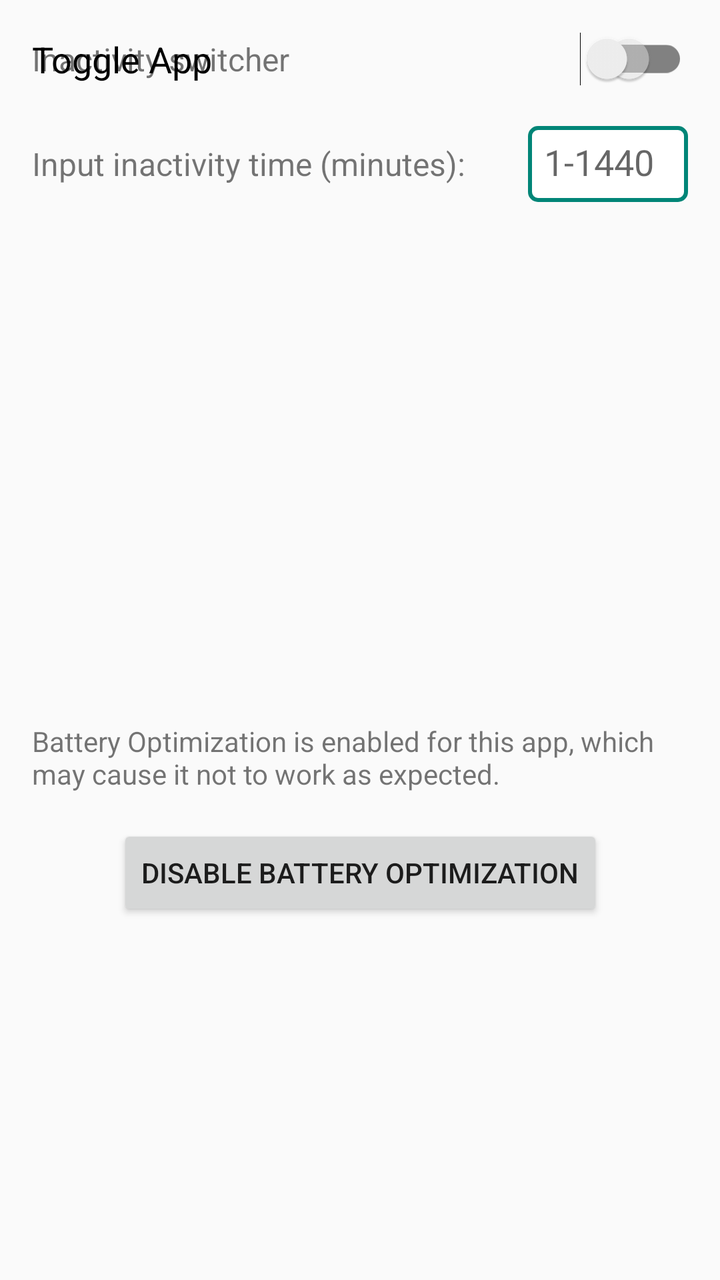
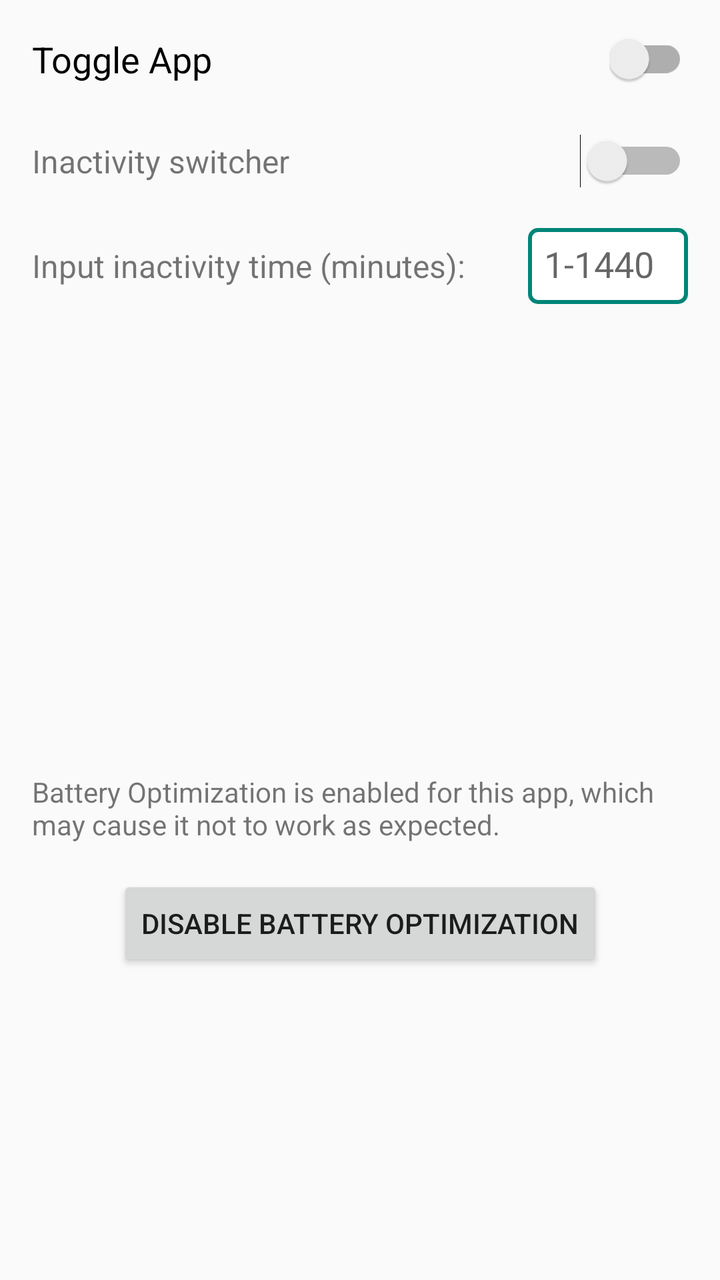

Screens rendered from an Android XML layout before and after an edit, with the pre-edit source and the edit as a unified diff.
<!-- AndroidManifest.xml: application theme AppTheme -->
<!-- res/layout/activity_main.xml -->
<?xml version="1.0" encoding="utf-8"?>
<androidx.constraintlayout.widget.ConstraintLayout 
    xmlns:android="http://schemas.android.com/apk/res/android"
    xmlns:app="http://schemas.android.com/apk/res-auto"
    xmlns:tools="http://schemas.android.com/tools"
    android:layout_width="match_parent"
    android:layout_height="match_parent"
    tools:context=".MainActivity">
    
    
    <LinearLayout
        android:id="@+id/masterSwitchContainer"
        android:layout_width="match_parent"
        android:layout_height="wrap_content"
        android:orientation="horizontal"
        android:padding="16dp"
        android:gravity="center_vertical"
        app:layout_constraintTop_toTopOf="parent"
        app:layout_constraintLeft_toLeftOf="parent"
        app:layout_constraintRight_toRightOf="parent">

        <TextView
            android:layout_width="0dp"
            android:layout_height="wrap_content"
            android:layout_weight="1"
            android:text="@string/toggle_app"
            android:textSize="18sp"
            android:textColor="@android:color/black" />

        <androidx.appcompat.widget.SwitchCompat
            android:id="@+id/master_switch"
            android:layout_width="wrap_content"
            android:layout_height="wrap_content"
            android:theme="@style/Theme.AppCompat.Light" />
    </LinearLayout>

    
    <LinearLayout
        android:id="@+id/inactivityHeaderContainer"
        android:layout_width="match_parent"
        android:layout_height="wrap_content"
        android:orientation="horizontal"
        android:gravity="center_vertical"
        android:paddingStart="16dp"
        android:paddingEnd="16dp"
        android:layout_marginTop="16dp"
        app:layout_constraintTop_toTopOf="parent"
        app:layout_constraintLeft_toLeftOf="parent"
        app:layout_constraintRight_toRightOf="parent">

        
        <TextView
            android:id="@+id/inactivityLabel"
            android:layout_width="0dp"
            android:layout_height="wrap_content"
            android:layout_weight="1"
            android:text="@string/inactivitySwitchLabel"
            android:textSize="16sp" />

        
        <Switch
            android:id="@+id/inactivitySwitch"
            android:layout_width="wrap_content"
            android:layout_height="wrap_content"
            android:theme="@style/SwitchTheme"
            android:layout_marginStart="12dp" />
    </LinearLayout>

    
    <LinearLayout
        android:id="@+id/inactivityContainer"
        android:layout_width="match_parent"
        android:layout_height="wrap_content"
        android:orientation="horizontal"
        android:gravity="center_vertical"
        android:paddingStart="16dp"
        android:paddingEnd="16dp"
        android:layout_marginTop="20dp"
        app:layout_constraintTop_toBottomOf="@+id/inactivityHeaderContainer"
        app:layout_constraintLeft_toLeftOf="parent"
        app:layout_constraintRight_toRightOf="parent">

        
        <TextView
            android:id="@+id/inactivityInputLabel"
            android:layout_width="0dp"
            android:layout_height="wrap_content"
            android:layout_weight="1"
            android:text="@string/inactivityInputLabel"
            android:textSize="16sp" />

        
        <EditText
            android:id="@+id/inactivityTimeInput"
            android:layout_width="80dp"
            android:layout_height="38dp"
            android:inputType="number"
            android:hint="@string/inactivityHint"
            android:textAlignment="center"
            android:enabled="false"
            android:background="@drawable/edittext_border"
            android:paddingStart="8dp"
            android:paddingEnd="8dp"
            android:layout_marginStart="12dp" />
    </LinearLayout>

    
    <View
        android:id="@+id/spacer"
        android:layout_width="0dp"
        android:layout_height="16dp"
        app:layout_constraintTop_toBottomOf="@+id/inactivityContainer"
        app:layout_constraintLeft_toLeftOf="parent"
        app:layout_constraintRight_toRightOf="parent" />

    
    <TextView
        android:id="@+id/WelcomeText"
        android:layout_width="wrap_content"
        android:layout_height="wrap_content"
        android:text="@string/WelcomeText"
        android:visibility="gone"
        app:layout_constraintBottom_toBottomOf="parent"
        app:layout_constraintLeft_toLeftOf="parent"
        app:layout_constraintRight_toRightOf="parent"
        app:layout_constraintTop_toTopOf="parent" />

    
    <TextView
        android:id="@+id/batteryOptimizationText"
        android:layout_width="0dp"
        android:layout_height="wrap_content"
        android:text="@string/batteryOptimizationText"
        android:textAlignment="center"
        android:padding="16sp"
        app:layout_constraintBottom_toBottomOf="parent"
        app:layout_constraintLeft_toLeftOf="parent"
        app:layout_constraintRight_toRightOf="parent"
        app:layout_constraintTop_toBottomOf="@+id/spacer" />

    
    <Button
        android:id="@+id/batteryOptimizationButton"
        android:layout_width="wrap_content"
        android:layout_height="wrap_content"
        android:text="@string/batteryOptimizationButton"
        android:onClick="disableBatteryOptimization"
        app:layout_constraintLeft_toLeftOf="parent"
        app:layout_constraintRight_toRightOf="parent"
        app:layout_constraintTop_toBottomOf="@+id/batteryOptimizationText" />

</androidx.constraintlayout.widget.ConstraintLayout>
<!-- resources referenced by this layout -->
<resources>
  <!-- drawable edittext_border (drawable) -->
  <?xml version="1.0" encoding="utf-8"?>
  <shape xmlns:android="http://schemas.android.com/apk/res/android"
      android:shape="rectangle">
      <solid android:color="#FFFFFF" />
      <stroke
          android:width="2dp"
          android:color="#008577" />
      <corners android:radius="4dp" />
      <padding
          android:left="8dp"
          android:right="8dp"
          android:top="8dp"
          android:bottom="8dp" />
  </shape>
  <string name="WelcomeText">Nothing to configure! Bluetooth will turn off automatically.</string>
  <string name="batteryOptimizationButton">Disable Battery Optimization</string>
  <string name="batteryOptimizationText">Battery Optimization is enabled for this app, which may cause it not to work as expected.</string>
  <string name="inactivityHint">1-1440</string>
  <string name="inactivityInputLabel">Input inactivity time (minutes):</string>
  <string name="inactivitySwitchLabel">Inactivity switcher</string>
  <string name="toggle_app">Toggle App</string>
  <style name="SwitchTheme" parent="Theme.AppCompat.Light">
          <item name="colorControlActivated">@color/colorPrimary</item>
          <item name="colorSwitchThumbNormal">@color/colorPrimary</item>
      </style>
  <style name="AppTheme" parent="Theme.AppCompat.Light.DarkActionBar">
          
          <item name="colorPrimary">@color/colorPrimary</item>
          <item name="colorPrimaryDark">@color/colorPrimaryDark</item>
          <item name="colorAccent">@color/colorAccent</item>
      </style>
  <color name="colorPrimary">#008577</color>
  <color name="colorPrimaryDark">#00574B</color>
  <color name="colorAccent">#008577</color>
</resources>

<!-- the commit's change to res/layout/activity_main.xml (unified diff, before → after) -->
@@ -6,8 +6,7 @@
     android:layout_width="match_parent"
     android:layout_height="match_parent"
     tools:context=".MainActivity">
-    
-    
+
     <LinearLayout
         android:id="@+id/masterSwitchContainer"
         android:layout_width="match_parent"
@@ -16,8 +15,8 @@
         android:padding="16dp"
         android:gravity="center_vertical"
         app:layout_constraintTop_toTopOf="parent"
-        app:layout_constraintLeft_toLeftOf="parent"
-        app:layout_constraintRight_toRightOf="parent">
+        app:layout_constraintStart_toStartOf="parent"
+        app:layout_constraintEnd_toEndOf="parent">
 
         <TextView
             android:layout_width="0dp"
@@ -34,7 +33,6 @@
             android:theme="@style/Theme.AppCompat.Light" />
     </LinearLayout>
 
-    
     <LinearLayout
         android:id="@+id/inactivityHeaderContainer"
         android:layout_width="match_parent"
@@ -43,12 +41,11 @@
         android:gravity="center_vertical"
         android:paddingStart="16dp"
         android:paddingEnd="16dp"
-        android:layout_marginTop="16dp"
-        app:layout_constraintTop_toTopOf="parent"
-        app:layout_constraintLeft_toLeftOf="parent"
-        app:layout_constraintRight_toRightOf="parent">
+        android:layout_marginTop="8dp"
+        app:layout_constraintTop_toBottomOf="@+id/masterSwitchContainer"
+        app:layout_constraintStart_toStartOf="parent"
+        app:layout_constraintEnd_toEndOf="parent">
 
-        
         <TextView
             android:id="@+id/inactivityLabel"
             android:layout_width="0dp"
@@ -57,7 +54,6 @@
             android:text="@string/inactivitySwitchLabel"
             android:textSize="16sp" />
 
-        
         <Switch
             android:id="@+id/inactivitySwitch"
             android:layout_width="wrap_content"
@@ -66,7 +62,6 @@
             android:layout_marginStart="12dp" />
     </LinearLayout>
 
-    
     <LinearLayout
         android:id="@+id/inactivityContainer"
         android:layout_width="match_parent"
@@ -77,10 +72,9 @@
         android:paddingEnd="16dp"
         android:layout_marginTop="20dp"
         app:layout_constraintTop_toBottomOf="@+id/inactivityHeaderContainer"
-        app:layout_constraintLeft_toLeftOf="parent"
-        app:layout_constraintRight_toRightOf="parent">
+        app:layout_constraintStart_toStartOf="parent"
+        app:layout_constraintEnd_toEndOf="parent">
 
-        
         <TextView
             android:id="@+id/inactivityInputLabel"
             android:layout_width="0dp"
@@ -89,7 +83,6 @@
             android:text="@string/inactivityInputLabel"
             android:textSize="16sp" />
 
-        
         <EditText
             android:id="@+id/inactivityTimeInput"
             android:layout_width="80dp"
@@ -104,16 +97,14 @@
             android:layout_marginStart="12dp" />
     </LinearLayout>
 
-    
     <View
         android:id="@+id/spacer"
         android:layout_width="0dp"
         android:layout_height="16dp"
         app:layout_constraintTop_toBottomOf="@+id/inactivityContainer"
-        app:layout_constraintLeft_toLeftOf="parent"
-        app:layout_constraintRight_toRightOf="parent" />
+        app:layout_constraintStart_toStartOf="parent"
+        app:layout_constraintEnd_toEndOf="parent" />
 
-    
     <TextView
         android:id="@+id/WelcomeText"
         android:layout_width="wrap_content"
@@ -121,11 +112,10 @@
         android:text="@string/WelcomeText"
         android:visibility="gone"
         app:layout_constraintBottom_toBottomOf="parent"
-        app:layout_constraintLeft_toLeftOf="parent"
-        app:layout_constraintRight_toRightOf="parent"
+        app:layout_constraintStart_toStartOf="parent"
+        app:layout_constraintEnd_toEndOf="parent"
         app:layout_constraintTop_toTopOf="parent" />
 
-    
     <TextView
         android:id="@+id/batteryOptimizationText"
         android:layout_width="0dp"
@@ -134,19 +124,18 @@
         android:textAlignment="center"
         android:padding="16sp"
         app:layout_constraintBottom_toBottomOf="parent"
-        app:layout_constraintLeft_toLeftOf="parent"
-        app:layout_constraintRight_toRightOf="parent"
+        app:layout_constraintStart_toStartOf="parent"
+        app:layout_constraintEnd_toEndOf="parent"
         app:layout_constraintTop_toBottomOf="@+id/spacer" />
 
-    
     <Button
         android:id="@+id/batteryOptimizationButton"
         android:layout_width="wrap_content"
         android:layout_height="wrap_content"
         android:text="@string/batteryOptimizationButton"
         android:onClick="disableBatteryOptimization"
-        app:layout_constraintLeft_toLeftOf="parent"
-        app:layout_constraintRight_toRightOf="parent"
+        app:layout_constraintStart_toStartOf="parent"
+        app:layout_constraintEnd_toEndOf="parent"
         app:layout_constraintTop_toBottomOf="@+id/batteryOptimizationText" />
 
 </androidx.constraintlayout.widget.ConstraintLayout>
